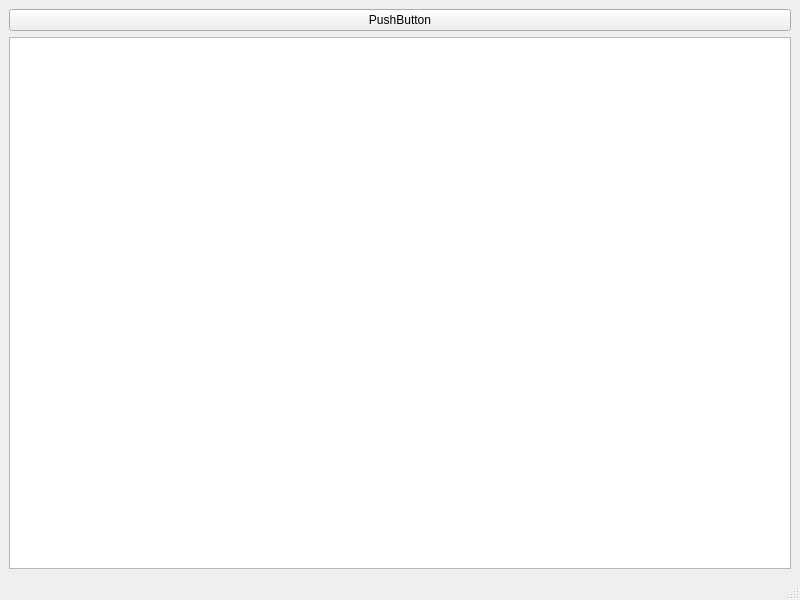
Old version of the form src/ex_modelview/mainwindow.ui in the repository dsba-z/week18cpp2021-modelview.
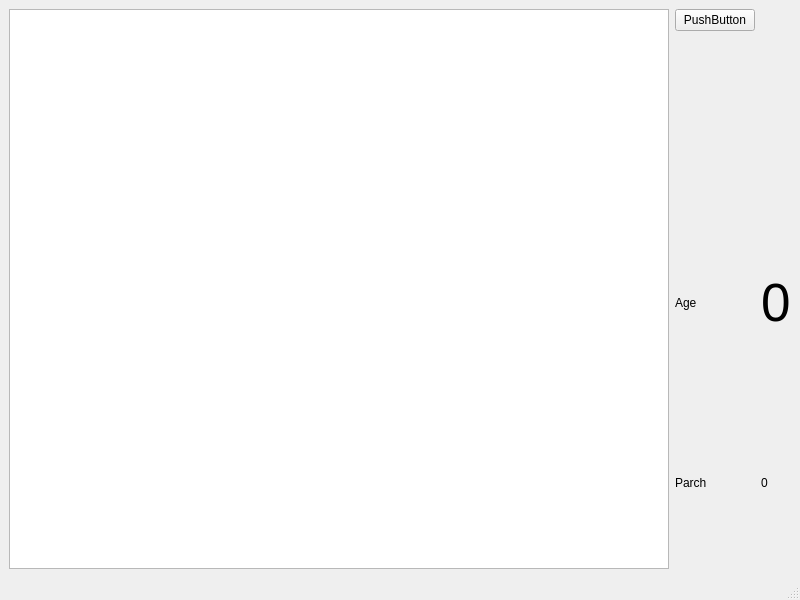
New version of the form.

Patch:
```diff
--- a/src/ex_modelview/mainwindow.ui
+++ b/src/ex_modelview/mainwindow.ui
@@ -15,16 +15,49 @@
   </property>
   <widget class="QWidget" name="centralwidget">
    <layout class="QGridLayout" name="gridLayout">
-    <item row="1" column="0">
-     <widget class="QTableView" name="tableView"/>
+    <item row="3" column="3">
+     <widget class="QLabel" name="labelAgeData">
+      <property name="font">
+       <font>
+        <pointsize>40</pointsize>
+       </font>
+      </property>
+      <property name="text">
+       <string>0</string>
+      </property>
+     </widget>
     </item>
-    <item row="0" column="0">
+    <item row="1" column="1">
      <widget class="QPushButton" name="pushButton">
       <property name="text">
        <string>PushButton</string>
       </property>
      </widget>
     </item>
+    <item row="4" column="3">
+     <widget class="QLabel" name="label_4">
+      <property name="text">
+       <string>0</string>
+      </property>
+     </widget>
+    </item>
+    <item row="3" column="1">
+     <widget class="QLabel" name="label">
+      <property name="text">
+       <string>Age</string>
+      </property>
+     </widget>
+    </item>
+    <item row="4" column="1">
+     <widget class="QLabel" name="label_2">
+      <property name="text">
+       <string>Parch</string>
+      </property>
+     </widget>
+    </item>
+    <item row="1" column="0" rowspan="4">
+     <widget class="QTableView" name="tableView"/>
+    </item>
    </layout>
   </widget>
   <widget class="QMenuBar" name="menubar">
```
Left out of the diff: 39 changed lines with no effect on the pictures.
